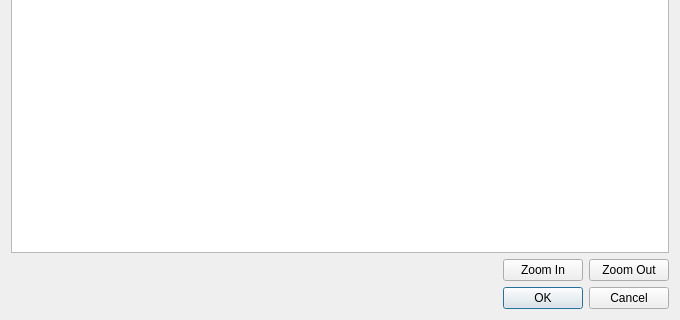
Old version of the form src/ui/common/import_image_dialog.ui in the repository oulianov/Editor; both pictures show x 0 to 680 and y 200 to 520 of the 680 by 520 pixel window.
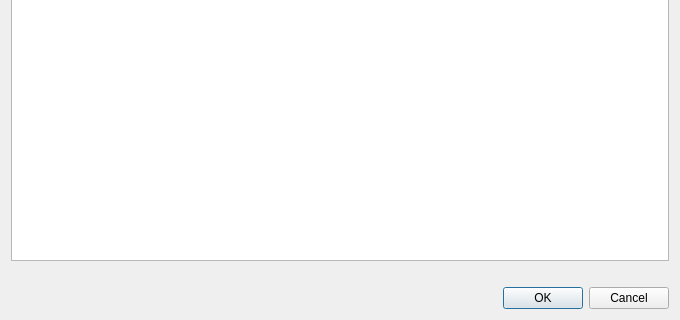
New version of the form.

Commit message: Improve zoom buttons layout

What changed in the file:
```diff
--- a/src/ui/common/import_image_dialog.ui
+++ b/src/ui/common/import_image_dialog.ui
@@ -49,20 +49,6 @@
        </property>
       </widget>
      </item>
-     <item>
-      <widget class="QPushButton" name="pushZoomIn">
-       <property name="text">
-        <string>Zoom In</string>
-       </property>
-      </widget>
-     </item>
-     <item>
-      <widget class="QPushButton" name="pushZoomOut">
-       <property name="text">
-        <string>Zoom Out</string>
-       </property>
-      </widget>
-     </item>
     </layout>
    </item>
    <item>
```
The commit also changes 10 other files.
